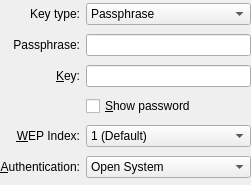
First picture: the form in libs/ui/security/wep.ui, repository KDE/networkmanagement, before the edit.
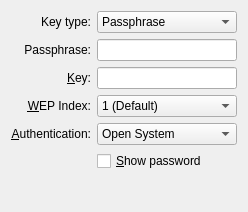
Second picture: the form after the edit. Custom widgets are drawn as their Qt base class.

What changed in the file:
```diff
--- a/libs/ui/security/wep.ui
+++ b/libs/ui/security/wep.ui
@@ -6,18 +6,15 @@
    <rect>
     <x>0</x>
     <y>0</y>
-    <width>251</width>
-    <height>185</height>
+    <width>248</width>
+    <height>212</height>
    </rect>
   </property>
-  <layout class="QGridLayout" name="gridLayout_2">
-   <property name="margin">
-    <number>0</number>
-   </property>
-   <item row="2" column="0">
-    <widget class="QLabel" name="keyLabel">
+  <layout class="QGridLayout" name="gridLayout">
+   <item row="0" column="0" colspan="2">
+    <widget class="QLabel" name="keyTypeLabel">
      <property name="text">
-      <string>&amp;Key:</string>
+      <string>Key type:</string>
      </property>
      <property name="alignment">
       <set>Qt::AlignRight|Qt::AlignTrailing|Qt::AlignVCenter</set>
@@ -27,21 +24,41 @@
      </property>
     </widget>
    </item>
-   <item row="2" column="1">
+   <item row="0" column="2">
+    <widget class="QComboBox" name="keyType">
+     <item>
+      <property name="text">
+       <string>Passphrase</string>
+      </property>
+     </item>
+     <item>
+      <property name="text">
+       <string>Hex Key</string>
+      </property>
+     </item>
+    </widget>
+   </item>
+   <item row="1" column="0" colspan="2">
+    <widget class="QLabel" name="passphraseLabel">
+     <property name="text">
+      <string>Passphrase:</string>
+     </property>
+     <property name="alignment">
+      <set>Qt::AlignRight|Qt::AlignTrailing|Qt::AlignVCenter</set>
+     </property>
+    </widget>
+   </item>
+   <item row="1" column="2">
+    <widget class="QLineEdit" name="passphrase"/>
+   </item>
+   <item row="2" column="2">
     <widget class="KLineEdit" name="key">
      <property name="echoMode">
       <enum>QLineEdit::Password</enum>
      </property>
     </widget>
    </item>
-   <item row="3" column="1">
-    <widget class="QCheckBox" name="chkShowPass">
-     <property name="text">
-      <string>&amp;Show password</string>
-     </property>
-    </widget>
-   </item>
-   <item row="4" column="0">
+   <item row="4" column="0" colspan="2">
     <widget class="QLabel" name="weptxkeyindexLabel">
      <property name="text">
       <string>&amp;WEP Index:</string>
@@ -54,7 +71,7 @@
      </property>
     </widget>
    </item>
-   <item row="4" column="1">
+   <item row="4" column="2">
     <widget class="KComboBox" name="weptxkeyindex">
      <item>
       <property name="text">
@@ -78,7 +95,7 @@
      </item>
     </widget>
    </item>
-   <item row="5" column="0">
+   <item row="5" column="0" colspan="2">
     <widget class="QLabel" name="authalgLabel">
      <property name="text">
       <string>&amp;Authentication:</string>
@@ -91,7 +108,7 @@
      </property>
     </widget>
    </item>
-   <item row="5" column="1">
+   <item row="5" column="2">
     <widget class="KComboBox" name="authalg">
      <item>
       <property name="text">
@@ -105,24 +122,10 @@
      </item>
     </widget>
    </item>
-   <item row="0" column="1">
-    <widget class="QComboBox" name="keyType">
-     <item>
-      <property name="text">
-       <string>Passphrase</string>
-      </property>
-     </item>
-     <item>
-      <property name="text">
-       <string>Hex Key</string>
-      </property>
-     </item>
-    </widget>
-   </item>
-   <item row="0" column="0">
-    <widget class="QLabel" name="keyTypeLabel">
+   <item row="2" column="1">
+    <widget class="QLabel" name="keyLabel">
      <property name="text">
-      <string>Key type:</string>
+      <string>&amp;Key:</string>
      </property>
      <property name="alignment">
       <set>Qt::AlignRight|Qt::AlignTrailing|Qt::AlignVCenter</set>
@@ -132,19 +135,26 @@
      </property>
     </widget>
    </item>
-   <item row="1" column="0">
-    <widget class="QLabel" name="passphraseLabel">
+   <item row="7" column="2">
+    <spacer name="verticalSpacer">
+     <property name="orientation">
+      <enum>Qt::Vertical</enum>
+     </property>
+     <property name="sizeHint" stdset="0">
+      <size>
+       <width>20</width>
+       <height>51</height>
+      </size>
+     </property>
+    </spacer>
+   </item>
+   <item row="6" column="2">
+    <widget class="QCheckBox" name="chkShowPass">
      <property name="text">
-      <string>Passphrase:</string>
-     </property>
-     <property name="alignment">
-      <set>Qt::AlignRight|Qt::AlignTrailing|Qt::AlignVCenter</set>
+      <string>&amp;Show password</string>
      </property>
     </widget>
    </item>
-   <item row="1" column="1">
-    <widget class="QLineEdit" name="passphrase"/>
-   </item>
   </layout>
  </widget>
  <customwidgets>
```
Left out of the diff: 4 changed lines with no effect on the pictures.
